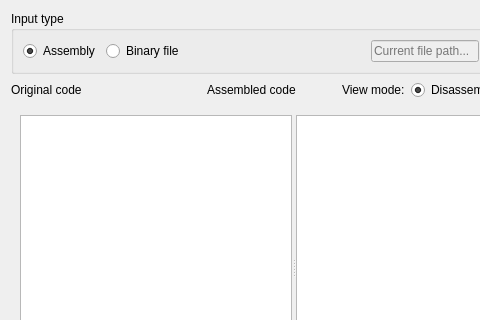
mortbopet/Ripes, file src/programfiletab.ui: the form before one commit; both pictures show x 0 to 480 and y 0 to 320 of the 588 by 439 pixel window.
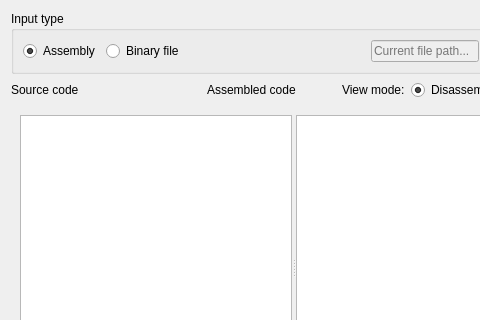
The form after the commit. Custom widgets are drawn as their Qt base class.

Patch:
```diff
--- a/src/programfiletab.ui
+++ b/src/programfiletab.ui
@@ -90,7 +90,7 @@
        <item>
         <widget class="QLabel" name="label">
          <property name="text">
-          <string>Original code</string>
+          <string>Source code</string>
          </property>
         </widget>
        </item>
```
